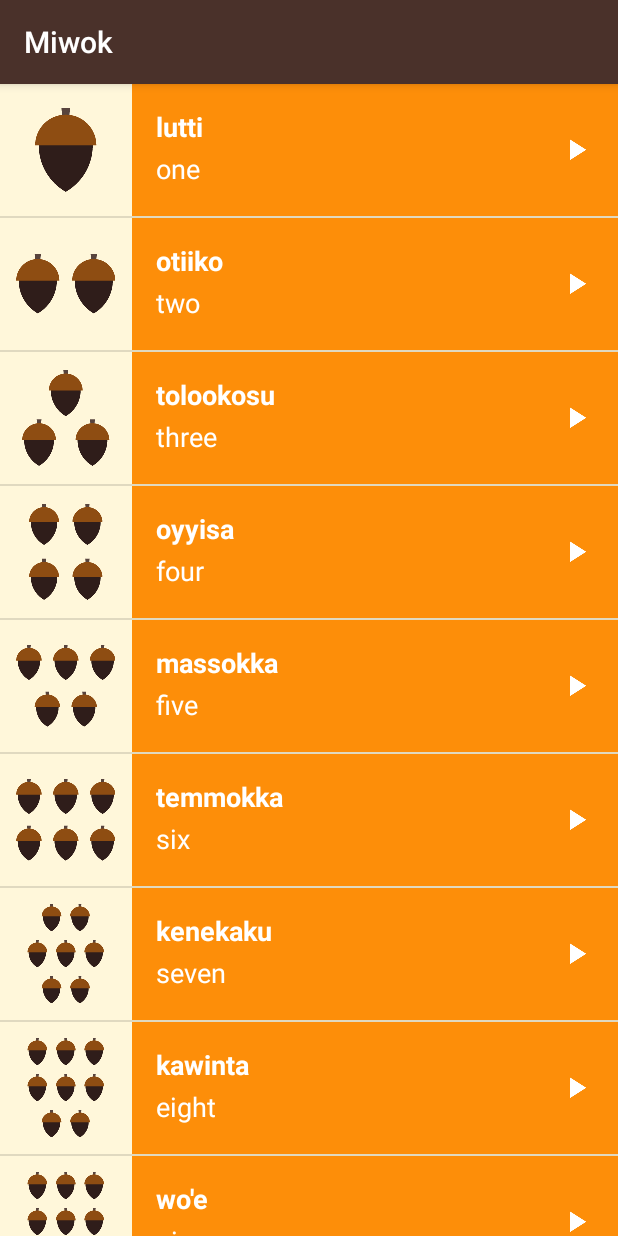
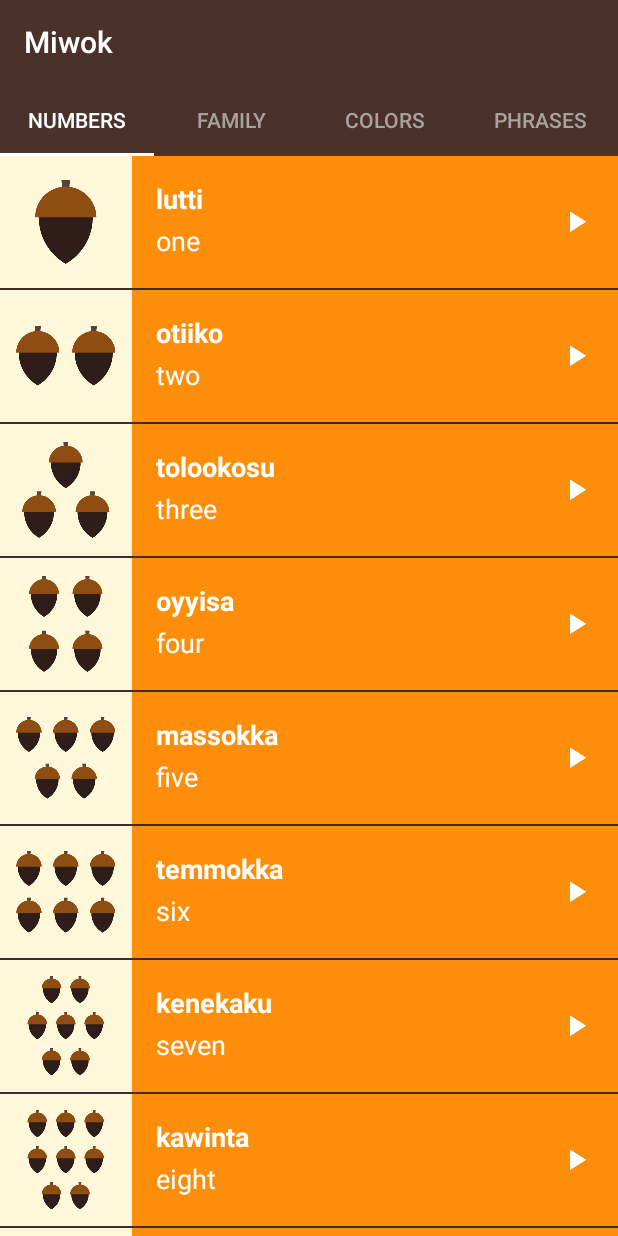
Before and after one commit to yaostyle/Udacity-Practice-Miwok-App, an Android app: the screen it shows after launch (MainActivity), on a phone screen of 412 x 824 dp. Run offline under Robolectric (Android 15) with nearby library versions, the phone set to English and light mode, and no system bars.

Commit message:
Added TabLayout

```diff
--- a/app/src/main/java/com/example/android/miwok/CategoryAdapter.java
+++ b/app/src/main/java/com/example/android/miwok/CategoryAdapter.java
@@ -1,13 +1,16 @@
 package com.example.android.miwok;
 
+import android.content.Context;
 import android.support.v4.app.Fragment;
 import android.support.v4.app.FragmentManager;
 import android.support.v4.app.FragmentPagerAdapter;
 
 public class CategoryAdapter extends FragmentPagerAdapter{
+    private Context mContext;
 
-    public CategoryAdapter(FragmentManager fm) {
+    public CategoryAdapter(Context context, FragmentManager fm) {
         super(fm);
+        mContext = context;
     }
 
     @Override
@@ -27,4 +30,17 @@ public class CategoryAdapter extends FragmentPagerAdapter{
     public int getCount() {
         return 4;
     }
+
+    @Override
+    public CharSequence getPageTitle(int position) {
+        if (position == 0) {
+            return mContext.getString(R.string.category_numbers);
+        } else if (position == 1) {
+            return mContext.getString(R.string.category_family);
+        } else if (position == 2) {
+            return mContext.getString(R.string.category_colors);
+        } else {
+            return mContext.getString(R.string.category_phrases);
+        }
+    }
 }
--- a/app/src/main/java/com/example/android/miwok/MainActivity.java
+++ b/app/src/main/java/com/example/android/miwok/MainActivity.java
@@ -19,6 +19,7 @@ import android.content.Intent;
 import android.os.Bundle;
 import android.support.v4.view.ViewPager;
 import android.support.v7.app.AppCompatActivity;
+import android.support.design.widget.TabLayout;
 import android.view.View;
 import android.widget.TextView;
 
@@ -32,60 +33,13 @@ public class MainActivity extends AppCompatActivity {
 
         ViewPager viewPager = (ViewPager) findViewById(R.id.viewpager);
 
-        CategoryAdapter adapter = new CategoryAdapter(getSupportFragmentManager());
+        CategoryAdapter adapter = new CategoryAdapter(this, getSupportFragmentManager());
         viewPager.setAdapter(adapter);
 
+        TabLayout tabLayout = (TabLayout) findViewById(R.id.tabs);
+        tabLayout.setupWithViewPager(viewPager);
 
-//        // Set the content of the activity to use the activity_main.xml layout file
-//        setContentView(R.layout.activity_main);
-//
-//        // Find the view that shows the numbers category
-//        final TextView numbers = (TextView) findViewById(R.id.numbers);
-//
-//        //Set a clicklistener on that View
-//        numbers.setOnClickListener(new View.OnClickListener() {
-//            @Override
-//            public void onClick(View view) {
-//                Intent numbersIntent = new Intent(MainActivity.this, NumbersActivity.class);
-//                startActivity(numbersIntent);
-//            }
-//        });
-//
-//        // Find the view that shows the colors category
-//        final TextView colors = (TextView) findViewById(R.id.colors);
-//
-//        //Set a clicklistener on that View
-//        colors.setOnClickListener(new View.OnClickListener() {
-//            @Override
-//            public void onClick(View view) {
-//                Intent colorsIntent = new Intent(MainActivity.this, ColorsActivity.class);
-//                startActivity(colorsIntent);
-//            }
-//        });
-//
-//        // Find the view that shows the colors category
-//        final TextView family = (TextView) findViewById(R.id.family);
-//
-//        //Set a clicklistener on that View
-//        family.setOnClickListener(new View.OnClickListener() {
-//            @Override
-//            public void onClick(View view) {
-//                Intent familyIntent = new Intent(MainActivity.this, FamilyActivity.class);
-//                startActivity(familyIntent);
-//            }
-//        });
-//
-//        // Find the view that shows the colors category
-//        final TextView phrases = (TextView) findViewById(R.id.phrases);
-//
-//        //Set a clicklistener on that View
-//        phrases.setOnClickListener(new View.OnClickListener() {
-//            @Override
-//            public void onClick(View view) {
-//                Intent phrasesIntent = new Intent(MainActivity.this, PhrasesActivity.class);
-//                startActivity(phrasesIntent);
-//            }
-//        });
     }
 
+
 }
--- a/app/src/main/res/layout/activity_main.xml
+++ b/app/src/main/res/layout/activity_main.xml
@@ -18,63 +18,19 @@
     xmlns:tools="http://schemas.android.com/tools"
     android:layout_width="match_parent"
     android:layout_height="match_parent"
-    android:background="@color/tan_background"
+    android:background="@color/primary_color"
     android:orientation="vertical"
     tools:context="com.example.android.miwok.MainActivity">
 
+    <android.support.design.widget.TabLayout
+        android:id="@+id/tabs"
+        style="@style/CategoryTab"
+        android:layout_width="match_parent"
+        android:layout_height="wrap_content" />
 
     <android.support.v4.view.ViewPager
         android:id="@+id/viewpager"
         android:layout_width="match_parent"
         android:layout_height="match_parent" />
 
-
-    <!--&lt;!&ndash; Numbers category &ndash;&gt;-->
-    <!--<FrameLayout-->
-        <!--android:layout_width="match_parent"-->
-        <!--android:layout_height="wrap_content"-->
-        <!--android:background="@color/category_numbers">-->
-        <!--<TextView-->
-            <!--android:id="@+id/numbers"-->
-            <!--style="@style/CategoryStyle"-->
-            <!--android:background="?android:attr/selectableItemBackground"-->
-            <!--android:text="@string/category_numbers" />-->
-    <!--</FrameLayout>-->
-
-    <!--&lt;!&ndash; Family category &ndash;&gt;-->
-    <!--<FrameLayout-->
-        <!--android:layout_width="match_parent"-->
-        <!--android:layout_height="wrap_content"-->
-        <!--android:background="@color/category_family">-->
-        <!--<TextView-->
-            <!--android:id="@+id/family"-->
-            <!--style="@style/CategoryStyle"-->
-            <!--android:background="?android:attr/selectableItemBackground"-->
-            <!--android:text="@string/category_family" />-->
-    <!--</FrameLayout>-->
-
-    <!--&lt;!&ndash; Colors category &ndash;&gt;-->
-    <!--<FrameLayout-->
-        <!--android:layout_width="match_parent"-->
-        <!--android:layout_height="wrap_content"-->
-        <!--android:background="@color/category_colors">-->
-        <!--<TextView-->
-            <!--android:id="@+id/colors"-->
-            <!--style="@style/CategoryStyle"-->
-            <!--android:background="?android:attr/selectableItemBackground"-->
-            <!--android:text="@string/category_colors" />-->
-    <!--</FrameLayout>-->
-
-    <!--&lt;!&ndash; Phrases category &ndash;&gt;-->
-    <!--<FrameLayout-->
-        <!--android:layout_width="match_parent"-->
-        <!--android:layout_height="wrap_content"-->
-        <!--android:background="@color/category_phrases">-->
-        <!--<TextView-->
-            <!--android:id="@+id/phrases"-->
-            <!--style="@style/CategoryStyle"-->
-            <!--android:background="?android:attr/selectableItemBackground"-->
-            <!--android:text="@string/category_phrases" />-->
-    <!--</FrameLayout>-->
-
 </LinearLayout>
--- a/app/src/main/res/values/strings.xml
+++ b/app/src/main/res/values/strings.xml
@@ -26,7 +26,7 @@
     <string name="category_numbers">Numbers</string>
 
     <!-- Category name for the vocabulary words for family members [CHAR LIMIT=20] -->
-    <string name="category_family">Family Members</string>
+    <string name="category_family">Family</string>
 
     <!-- TODO: Remove or change this placeholder text -->
     <string name="hello_blank_fragment">Hello blank fragment</string>
--- a/app/src/main/res/values/styles.xml
+++ b/app/src/main/res/values/styles.xml
@@ -18,16 +18,26 @@
         <style name="AppTheme" parent="Theme.AppCompat.Light.DarkActionBar">
             <item name="colorPrimary">@color/primary_color</item>
             <item name="colorPrimaryDark">@color/primary_dark_color</item>
+            <item name="actionBarStyle">@style/MiwokAppBarStyle</item>
+            <item name="android:windowContentOverlay">@null</item>
         </style>
 
-    <!-- Style for a category of vocabulary words -->
-    <style name="CategoryStyle">
-        <item name="android:layout_width">match_parent</item>
-        <item name="android:layout_height">@dimen/list_item_height</item>
-        <item name="android:gravity">center_vertical</item>
-        <item name="android:padding">16dp</item>
-        <item name="android:textColor">@android:color/white</item>
-        <item name="android:textStyle">bold</item>
-        <item name="android:textAppearance">?android:textAppearanceMedium</item>
+        <!-- App bar style -->
+        <style name="MiwokAppBarStyle" parent="Widget.AppCompat.Light.ActionBar.Solid.Inverse">
+            <!-- Remove the shadow below the app bar -->
+            <item name="elevation">0dp</item>
         </style>
+
+        <!-- Style for a tab that displays a category name -->
+        <style name="CategoryTab" parent="Widget.Design.TabLayout">
+            <item name="tabIndicatorColor">@android:color/white</item>
+            <item name="tabSelectedTextColor">@android:color/white</item>
+            <item name="tabTextAppearance">@style/CategoryTabTextAppearance</item>
+        </style>
+
+        <!-- Text appearance style for a category tab -->
+        <style name="CategoryTabTextAppearance" parent="TextAppearance.Design.Tab">
+            <item name="android:textColor">#A8A19E</item>
+        </style>
+
 </resources>
```
Also changed, not shown: app/build.gradle (+3 -4 lines), app/src/main/AndroidManifest.xml (+0 -16 lines), app/src/main/java/com/example/android/miwok/ColorsActivity.java (deleted, +0 -26 lines), app/src/main/java/com/example/android/miwok/FamilyActivity.java (deleted, +0 -27 lines), app/src/main/java/com/example/android/miwok/NumbersActivity.java (deleted, +0 -17 lines), app/src/main/java/com/example/android/miwok/PhrasesActivity.java (deleted, +0 -26 lines), app/src/main/res/layout/activity_category.xml (deleted, +0 -8 lines), 1 other file. Lines whose indentation alone changed are shown as unchanged.
